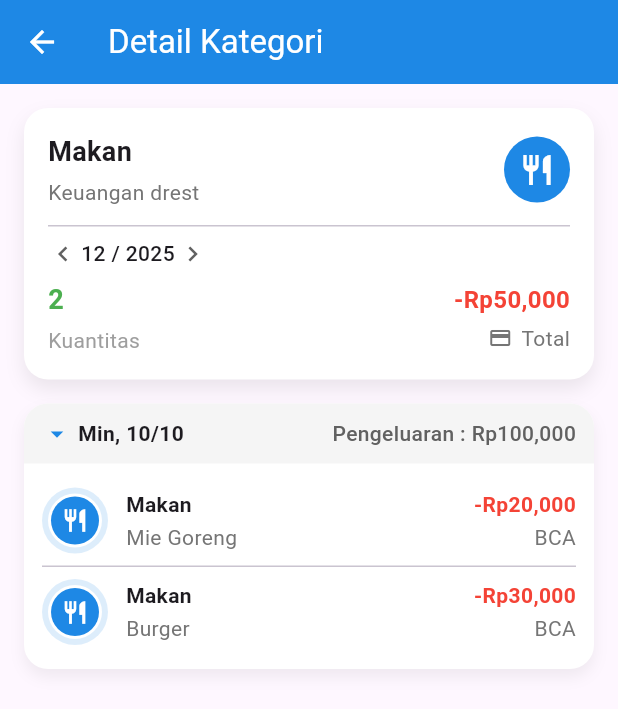
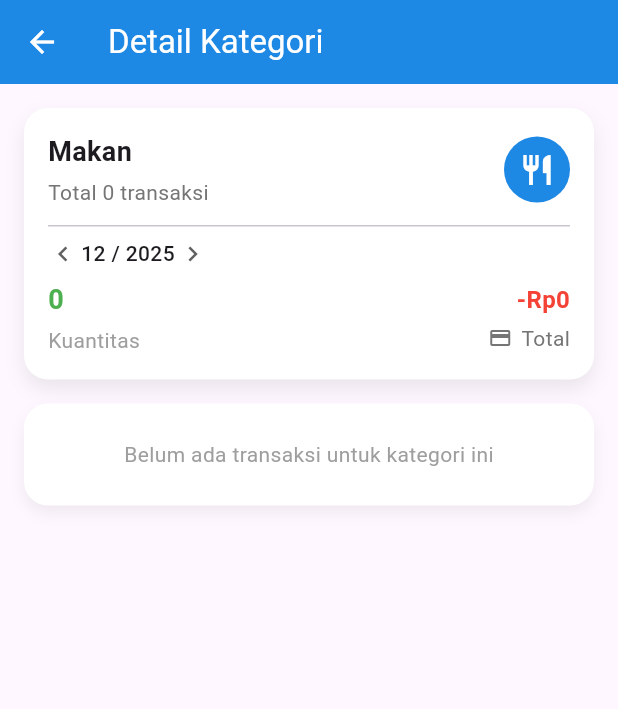
Before and after one commit to admiral-workumm/Your_moneyAPP, a Flutter app: the KategoriView screen opened by its route, after a tap on "Makan", on a phone screen of 412 x 824 dp. Shown: the top 709 px of the screen. Run offline on Flutter 3.47's test engine with Material 3 defaults, Android fonts, the phone set to English and light mode, and no system bars; our stand-ins replace flutter_local_notifications, get, get_storage, permission_handler, timezone; accounts and stored records are empty.

Commit message:
Update data kategori

```diff
--- a/lib/app/modules/kategori/controllers/detail_kategori_controller.dart
+++ b/lib/app/modules/kategori/controllers/detail_kategori_controller.dart
@@ -1,13 +1,48 @@
 import 'package:get/get.dart';
+import 'package:intl/date_symbol_data_local.dart';
+import 'package:your_money/app/data/models/transaksi.dart';
+import 'package:your_money/app/data/services/transaksi_service.dart';
 
 class DetailKategoriController extends GetxController {
   // Observable variables
   final selectedMonth = DateTime.now().obs;
   final expandedDates = <String>[].obs;
+  final transactionsByDate = <String, List<Transaksi>>{}.obs;
+
+  // Service
+  final _transaksiService = TransaksiService();
+
+  // Kategori yang sedang dilihat
+  late String selectedKategori;
 
   // Format bulan untuk display
   String get formattedMonth {
     return '${selectedMonth.value.month.toString().padLeft(2, '0')} / ${selectedMonth.value.year}';
+  }
+
+  // Calculate total pengeluaran untuk kategori di bulan ini
+  double get totalPengeluaran {
+    double total = 0;
+    transactionsByDate.forEach((date, transactions) {
+      for (var txn in transactions) {
+        if (txn.tipe == 'pengeluaran') {
+          // Parse jumlah (bisa berupa "50000" atau "-50000")
+          final amount =
+              double.tryParse(txn.jumlah.replaceAll(RegExp(r'[^\d]'), '')) ?? 0;
+          total += amount;
+        }
+      }
+    });
+    return total;
+  }
+
+  // Count transaksi untuk kategori di bulan ini
+  int get totalTransactions {
+    int count = 0;
+    transactionsByDate.forEach((date, transactions) {
+      count += transactions.length;
+    });
+    return count;
   }
 
   // Navigate ke bulan sebelumnya
@@ -16,6 +51,7 @@ class DetailKategoriController extends GetxController {
       selectedMonth.value.year,
       selectedMonth.value.month - 1,
     );
+    _loadTransactionsForMonth();
   }
 
   // Navigate ke bulan berikutnya
@@ -24,6 +60,7 @@ class DetailKategoriController extends GetxController {
       selectedMonth.value.year,
       selectedMonth.value.month + 1,
     );
+    _loadTransactionsForMonth();
   }
 
   // Toggle expand/collapse untuk tanggal tertentu
@@ -40,10 +77,54 @@ class DetailKategoriController extends GetxController {
     return expandedDates.contains(dateKey);
   }
 
+  // Load transaksi untuk kategori di bulan yang dipilih
+  void _loadTransactionsForMonth() {
+    final allTransaksi = _transaksiService.getAllTransaksi();
+    final Map<String, List<Transaksi>> grouped = {};
+
+    for (var txn in allTransaksi) {
+      // Filter berdasarkan kategori dan bulan
+      if (txn.kategori == selectedKategori) {
+        final txnDate = DateTime.tryParse(txn.tanggal);
+        if (txnDate != null &&
+            txnDate.year == selectedMonth.value.year &&
+            txnDate.month == selectedMonth.value.month) {
+          // Group by date
+          final dateKey = txn.tanggal;
+          if (!grouped.containsKey(dateKey)) {
+            grouped[dateKey] = [];
+          }
+          grouped[dateKey]!.add(txn);
+        }
+      }
+    }
+
+    // Sort dates in descending order
+    final sortedDates = grouped.keys.toList()..sort((a, b) => b.compareTo(a));
+
+    transactionsByDate.clear();
+    for (var date in sortedDates) {
+      transactionsByDate[date] = grouped[date] ?? [];
+    }
+
+    // Auto-expand first date
+    if (transactionsByDate.isNotEmpty) {
+      expandedDates.clear();
+      expandedDates.add(transactionsByDate.keys.first);
+    }
+  }
+
   @override
   void onInit() {
     super.onInit();
-    // Default: expand semua tanggal
-    expandedDates.add('2025-10-10');
+    // Initialize locale data untuk bahasa Indonesia
+    initializeDateFormatting('id_ID', null);
+
+    // Get kategori dari arguments
+    final args = Get.arguments as Map<String, dynamic>?;
+    selectedKategori = args?['kategori'] as String? ?? '';
+
+    // Load transaksi
+    _loadTransactionsForMonth();
   }
 }
--- a/lib/app/modules/kategori/views/detail_kategori.dart
+++ b/lib/app/modules/kategori/views/detail_kategori.dart
@@ -1,5 +1,6 @@
 import 'package:flutter/material.dart';
 import 'package:get/get.dart';
+import 'package:intl/intl.dart';
 import '../controllers/detail_kategori_controller.dart';
 
 class DetailKategoriView extends GetView<DetailKategoriController> {
@@ -73,8 +74,10 @@ class _SummaryCard extends GetView<DetailKategoriController> {
                         style: const TextStyle(
                             fontSize: 18, fontWeight: FontWeight.w600)),
                     const SizedBox(height: 4),
-                    Text('Keuangan drest',
-                        style: TextStyle(color: Colors.grey[600])),
+                    Obx(() => Text(
+                          'Total ${controller.totalTransactions} transaksi',
+                          style: TextStyle(color: Colors.grey[600]),
+                        )),
                   ],
                 ),
               ),
@@ -109,26 +112,28 @@ class _SummaryCard extends GetView<DetailKategoriController> {
                 ],
               )),
           const SizedBox(height: 8),
-          Row(
+          Obx(() => Row(
                 children: [
                   Column(
                     crossAxisAlignment: CrossAxisAlignment.start,
-                children: const [
-                  Text('2',
-                      style: TextStyle(
+                    children: [
+                      Text(controller.totalTransactions.toString(),
+                          style: const TextStyle(
                               fontSize: 18,
                               color: Colors.green,
                               fontWeight: FontWeight.w600)),
-                  SizedBox(height: 4),
-                  Text('Kuantitas', style: TextStyle(color: Colors.grey)),
+                      const SizedBox(height: 4),
+                      const Text('Kuantitas',
+                          style: TextStyle(color: Colors.grey)),
                     ],
                   ),
                   const Spacer(),
                   Column(
                     crossAxisAlignment: CrossAxisAlignment.end,
                     children: [
-                  const Text('-Rp50,000',
-                      style: TextStyle(
+                      Text(
+                          '-Rp${controller.totalPengeluaran.toStringAsFixed(0).replaceAllMapped(RegExp(r'\B(?=(\d{3})+(?!\d))'), (Match m) => '.')}',
+                          style: const TextStyle(
                               fontSize: 16,
                               color: Colors.red,
                               fontWeight: FontWeight.w700)),
@@ -139,13 +144,14 @@ class _SummaryCard extends GetView<DetailKategoriController> {
                           Icon(Icons.credit_card,
                               size: 16, color: Colors.grey[600]),
                           const SizedBox(width: 6),
-                      Text('Total', style: TextStyle(color: Colors.grey[600])),
+                          Text('Total',
+                              style: TextStyle(color: Colors.grey[600])),
                         ],
                       ),
                     ],
                   ),
                 ],
-          ),
+              )),
         ],
       ),
     );
@@ -159,11 +165,62 @@ class _TransactionsCard extends GetView<DetailKategoriController> {
   const _TransactionsCard(
       {required this.accent, required this.icon, required this.title});
 
+  String _formatDate(String dateStr) {
+    try {
+      final date = DateTime.parse(dateStr);
+      final formatter = DateFormat('EEE, dd/MM', 'id_ID');
+      return formatter.format(date);
+    } catch (e) {
+      return dateStr;
+    }
+  }
+
+  double _calculateDayTotal(List transaksi) {
+    double total = 0;
+    for (var txn in transaksi) {
+      final amount =
+          double.tryParse(txn.jumlah.replaceAll(RegExp(r'[^\d]'), '')) ?? 0;
+      total += amount;
+    }
+    return total;
+  }
+
   @override
   Widget build(BuildContext context) {
-    final dateKey = '2025-10-10';
+    return Obx(() {
+      if (controller.transactionsByDate.isEmpty) {
+        return Container(
+          width: double.infinity,
+          padding: const EdgeInsets.all(24),
+          decoration: BoxDecoration(
+            color: Colors.white,
+            borderRadius: BorderRadius.circular(16),
+            boxShadow: [
+              BoxShadow(
+                color: Colors.black.withOpacity(0.06),
+                blurRadius: 8,
+                offset: const Offset(0, 5),
+              ),
+            ],
+          ),
+          child: Center(
+            child: Text(
+              'Belum ada transaksi untuk kategori ini',
+              style: TextStyle(color: Colors.grey[500]),
+            ),
+          ),
+        );
+      }
 
-    return Container(
+      return Column(
+        children: controller.transactionsByDate.entries.map((entry) {
+          final dateKey = entry.key;
+          final transactions = entry.value;
+          final dayTotal = _calculateDayTotal(transactions);
+
+          return Padding(
+            padding: const EdgeInsets.only(bottom: 12),
+            child: Container(
               width: double.infinity,
               decoration: BoxDecoration(
                 color: Colors.white,
@@ -182,30 +239,35 @@ class _TransactionsCard extends GetView<DetailKategoriController> {
                   InkWell(
                     onTap: () => controller.toggleDateExpansion(dateKey),
                     child: Container(
-              padding: const EdgeInsets.symmetric(horizontal: 12, vertical: 10),
+                      padding: const EdgeInsets.symmetric(
+                          horizontal: 12, vertical: 10),
                       decoration: BoxDecoration(
                         color: Colors.grey[100],
-                borderRadius:
-                    const BorderRadius.vertical(top: Radius.circular(16)),
+                        borderRadius: const BorderRadius.vertical(
+                            top: Radius.circular(16)),
                       ),
-              child: Obx(() => Row(
+                      child: Row(
                         children: [
-                      AnimatedRotation(
-                        turns: controller.isDateExpanded(dateKey) ? 0 : -0.25,
+                          Obx(() => AnimatedRotation(
+                                turns: controller.isDateExpanded(dateKey)
+                                    ? 0
+                                    : -0.25,
                                 duration: const Duration(milliseconds: 200),
                                 child: Icon(Icons.arrow_drop_down,
                                     color: accent, size: 20),
-                      ),
+                              )),
                           const SizedBox(width: 4),
-                      const Text('Min, 10/10',
-                          style: TextStyle(fontWeight: FontWeight.w600)),
+                          Text(_formatDate(dateKey),
+                              style:
+                                  const TextStyle(fontWeight: FontWeight.w600)),
                           const Spacer(),
-                      Text('Pengeluaran : Rp100,000',
+                          Text(
+                              'Rp${dayTotal.toStringAsFixed(0).replaceAllMapped(RegExp(r'\B(?=(\d{3})+(?!\d))'), (Match m) => '.')}',
                               style: TextStyle(
                                   color: Colors.grey[700],
                                   fontWeight: FontWeight.w500)),
                         ],
-                  )),
+                      ),
                     ),
                   ),
                   // Items - Collapsible
@@ -215,33 +277,46 @@ class _TransactionsCard extends GetView<DetailKategoriController> {
                             ? CrossFadeState.showFirst
                             : CrossFadeState.showSecond,
                         firstChild: Padding(
-                  padding:
-                      const EdgeInsets.symmetric(horizontal: 12, vertical: 8),
+                          padding: const EdgeInsets.symmetric(
+                              horizontal: 12, vertical: 8),
+                          child: Column(
+                            children: List.generate(
+                              transactions.length,
+                              (index) {
+                                final txn = transactions[index];
+                                return Padding(
+                                  padding: EdgeInsets.only(
+                                    bottom:
+                                        index < transactions.length - 1 ? 8 : 0,
+                                  ),
                                   child: Column(
                                     children: [
                                       _TxRow(
                                         accent: accent,
                                         icon: icon,
                                         title: title,
-                          subtitle: 'Mie Goreng',
-                          amount: '-Rp20,000',
-                          account: 'BCA'),
+                                        subtitle: txn.keterangan,
+                                        amount: '-Rp${txn.jumlah}',
+                                        account: txn.jenisDompet,
+                                      ),
+                                      if (index < transactions.length - 1)
                                         const Divider(height: 1),
-                      _TxRow(
-                          accent: accent,
-                          icon: icon,
-                          title: title,
-                          subtitle: 'Burger',
-                          amount: '-Rp30,000',
-                          account: 'BCA'),
                                     ],
+                                  ),
+                                );
+                              },
+                            ),
                           ),
                         ),
                         secondChild: const SizedBox.shrink(),
                       )),
                 ],
               ),
+            ),
           );
+        }).toList(),
+      );
+    });
   }
 }
 
--- a/lib/app/modules/kategori/views/kategori_view.dart
+++ b/lib/app/modules/kategori/views/kategori_view.dart
@@ -53,6 +53,7 @@ class KategoriView extends StatelessWidget {
                 arguments: {
                   'label': item.label,
                   'icon': item.icon,
+                  'kategori': item.label,
                 },
               );
             },
--- a/lib/main.dart
+++ b/lib/main.dart
@@ -2,6 +2,7 @@ import 'package:flutter/material.dart';
 import 'package:flutter/services.dart';
 import 'package:get/get.dart';
 import 'package:get_storage/get_storage.dart';
+import 'package:intl/intl.dart';
 import 'app/routes/app_pages.dart';
 import 'app/services/notification_service.dart';
 
@@ -13,6 +14,9 @@ void main() async {
 
   // Initialize notification service
   await NotificationService().initialize();
+
+  // Set locale untuk intl (tanggal dalam bahasa Indonesia)
+  Intl.defaultLocale = 'id_ID';
 
   // Cek apakah onboarding sudah selesai
   final storage = GetStorage();
--- a/pubspec.yaml
+++ b/pubspec.yaml
@@ -14,6 +14,7 @@ dependencies:
   flutter_local_notifications: ^17.0.0
   timezone: ^0.9.2
   permission_handler: ^11.0.1
+  intl: ^0.19.0
   flutter:
     sdk: flutter
 
```
Also changed, not shown: lib/app/modules/catatkeuangan/views/catat_keuangan_view.dart (+9 -8 lines), lib/app/modules/home/views/home_view.dart (+14 -10 lines), pubspec.lock. Lines whose indentation alone changed are shown as unchanged.
